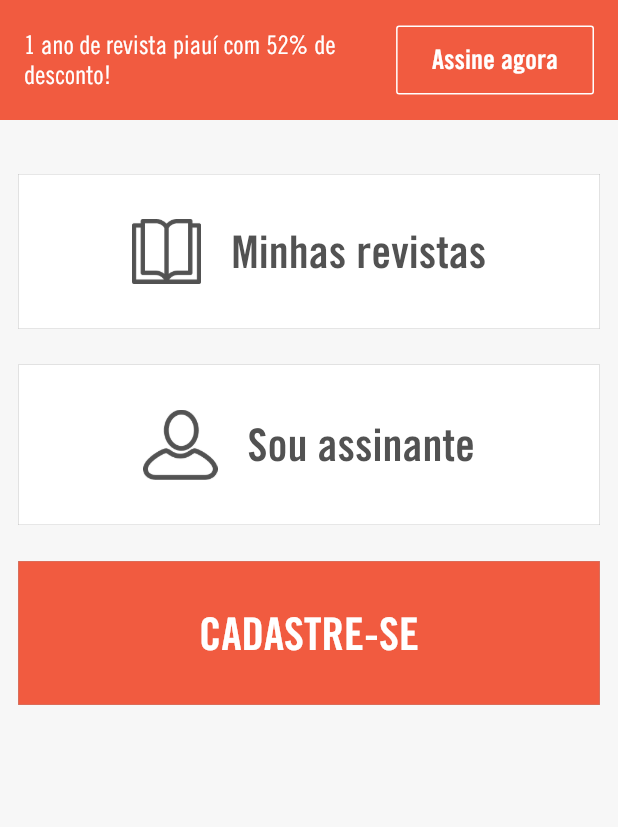
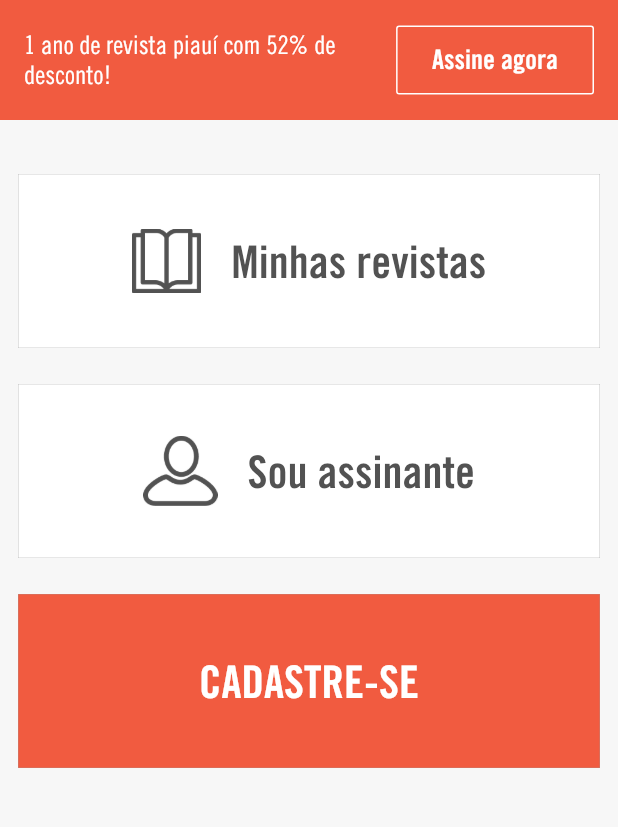
Before and after one commit to Mraimundo/AppPiaui, a Flutter app: the MenuPage screen opened by its route, on a phone screen of 412 x 824 dp, the part 90-917 px from its top. Run offline on Flutter 3.47's test engine with Material 2 defaults, Android fonts, the light colour scheme and no system bars; our stand-ins replace dio, flutter_mobx, flutter_modular, mobx, shimmer; generated files the repository leaves out were written again; network calls fail.

Commit message:
Change content padding List Tile on Menu

```diff
--- a/lib/app/modules/menu/view/menu_page.dart
+++ b/lib/app/modules/menu/view/menu_page.dart
@@ -45,7 +45,7 @@
                           ),
                           borderRadius: BorderRadius.zero),
                       child: ListTile(
-                        minVerticalPadding: vBtnHeght,
+                        contentPadding: EdgeInsets.symmetric(vertical: vBtnHeght),
                         title: Row(
                           mainAxisAlignment: MainAxisAlignment.center,
                           children: [
@@ -77,7 +77,7 @@
                           ),
                           borderRadius: BorderRadius.zero),
                       child: ListTile(
-                        minVerticalPadding: vBtnHeght,
+                        contentPadding: EdgeInsets.symmetric(vertical: vBtnHeght),
                         title: Row(
                           mainAxisAlignment: MainAxisAlignment.center,
                           children: [
@@ -109,7 +109,7 @@
                           ),
                           borderRadius: BorderRadius.zero),
                       child: ListTile(
-                        minVerticalPadding: vBtnHeght,
+                        contentPadding: EdgeInsets.symmetric(vertical: vBtnHeght),
                         tileColor: AppColors.bottomAppBar,
                         title: Align(
                           alignment: Alignment.center,
```
